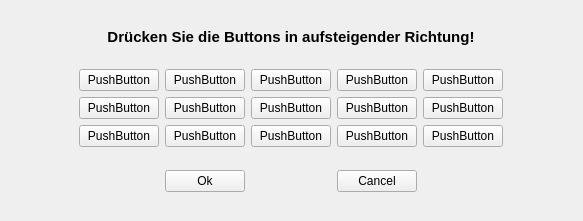
Old version of the form qt/mvc/MyGame.ui in the repository peterfuchs1/Py01.
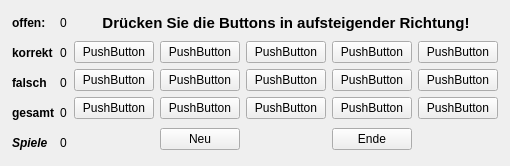
New version of the form.

Diff of the .ui file:
```diff
--- a/qt/mvc/MyGame.ui
+++ b/qt/mvc/MyGame.ui
@@ -6,8 +6,8 @@
    <rect>
     <x>0</x>
     <y>0</y>
-    <width>583</width>
-    <height>221</height>
+    <width>510</width>
+    <height>166</height>
    </rect>
   </property>
   <property name="sizePolicy">
@@ -20,6 +20,163 @@
    <string>MyGame</string>
   </property>
   <layout class="QHBoxLayout" name="horizontalLayout_3">
+   <item>
+    <layout class="QVBoxLayout" name="verticalLayout_3">
+     <item>
+      <layout class="QGridLayout" name="gridLayout_4">
+       <item row="3" column="1">
+        <widget class="QLabel" name="lSum">
+         <property name="text">
+          <string>0</string>
+         </property>
+        </widget>
+       </item>
+       <item row="0" column="0">
+        <widget class="QLabel" name="label_2">
+         <property name="sizePolicy">
+          <sizepolicy hsizetype="Fixed" vsizetype="Preferred">
+           <horstretch>0</horstretch>
+           <verstretch>0</verstretch>
+          </sizepolicy>
+         </property>
+         <property name="font">
+          <font>
+           <weight>75</weight>
+           <bold>true</bold>
+          </font>
+         </property>
+         <property name="text">
+          <string>offen:</string>
+         </property>
+        </widget>
+       </item>
+       <item row="2" column="0">
+        <widget class="QLabel" name="label_4">
+         <property name="sizePolicy">
+          <sizepolicy hsizetype="Fixed" vsizetype="Preferred">
+           <horstretch>0</horstretch>
+           <verstretch>0</verstretch>
+          </sizepolicy>
+         </property>
+         <property name="font">
+          <font>
+           <weight>75</weight>
+           <bold>true</bold>
+          </font>
+         </property>
+         <property name="text">
+          <string>falsch</string>
+         </property>
+        </widget>
+       </item>
+       <item row="3" column="0">
+        <widget class="QLabel" name="label_5">
+         <property name="sizePolicy">
+          <sizepolicy hsizetype="Fixed" vsizetype="Preferred">
+           <horstretch>0</horstretch>
+           <verstretch>0</verstretch>
+          </sizepolicy>
+         </property>
+         <property name="font">
+          <font>
+           <weight>75</weight>
+           <bold>true</bold>
+          </font>
+         </property>
+         <property name="text">
+          <string>gesamt</string>
+         </property>
+        </widget>
+       </item>
+       <item row="0" column="1">
+        <widget class="QLabel" name="lOPen">
+         <property name="sizePolicy">
+          <sizepolicy hsizetype="Fixed" vsizetype="Preferred">
+           <horstretch>0</horstretch>
+           <verstretch>0</verstretch>
+          </sizepolicy>
+         </property>
+         <property name="text">
+          <string>0</string>
+         </property>
+        </widget>
+       </item>
+       <item row="1" column="0">
+        <widget class="QLabel" name="label_3">
+         <property name="sizePolicy">
+          <sizepolicy hsizetype="Fixed" vsizetype="Preferred">
+           <horstretch>0</horstretch>
+           <verstretch>0</verstretch>
+          </sizepolicy>
+         </property>
+         <property name="font">
+          <font>
+           <weight>75</weight>
+           <bold>true</bold>
+          </font>
+         </property>
+         <property name="text">
+          <string>korrekt</string>
+         </property>
+        </widget>
+       </item>
+       <item row="1" column="1">
+        <widget class="QLabel" name="lCorrect">
+         <property name="sizePolicy">
+          <sizepolicy hsizetype="Fixed" vsizetype="Preferred">
+           <horstretch>0</horstretch>
+           <verstretch>0</verstretch>
+          </sizepolicy>
+         </property>
+         <property name="text">
+          <string>0</string>
+         </property>
+        </widget>
+       </item>
+       <item row="2" column="1">
+        <widget class="QLabel" name="lWrong">
+         <property name="sizePolicy">
+          <sizepolicy hsizetype="Fixed" vsizetype="Preferred">
+           <horstretch>0</horstretch>
+           <verstretch>0</verstretch>
+          </sizepolicy>
+         </property>
+         <property name="text">
+          <string>0</string>
+         </property>
+        </widget>
+       </item>
+       <item row="4" column="0">
+        <widget class="QLabel" name="label_6">
+         <property name="sizePolicy">
+          <sizepolicy hsizetype="Fixed" vsizetype="Preferred">
+           <horstretch>0</horstretch>
+           <verstretch>0</verstretch>
+          </sizepolicy>
+         </property>
+         <property name="font">
+          <font>
+           <weight>75</weight>
+           <italic>true</italic>
+           <bold>true</bold>
+          </font>
+         </property>
+         <property name="text">
+          <string>Spiele</string>
+         </property>
+        </widget>
+       </item>
+       <item row="4" column="1">
+        <widget class="QLabel" name="lGames">
+         <property name="text">
+          <string>0</string>
+         </property>
+        </widget>
+       </item>
+      </layout>
+     </item>
+    </layout>
+   </item>
    <item>
     <layout class="QGridLayout" name="gridLayout">
      <item row="1" column="0">
@@ -164,7 +321,7 @@
             </sizepolicy>
            </property>
            <property name="text">
-            <string>Ok</string>
+            <string>Neu</string>
            </property>
           </widget>
          </item>
@@ -177,7 +334,7 @@
             </sizepolicy>
            </property>
            <property name="text">
-            <string>Cancel</string>
+            <string>Ende</string>
            </property>
           </widget>
          </item>
```
Left out of the diff: 4 changed lines with no effect on the pictures.
